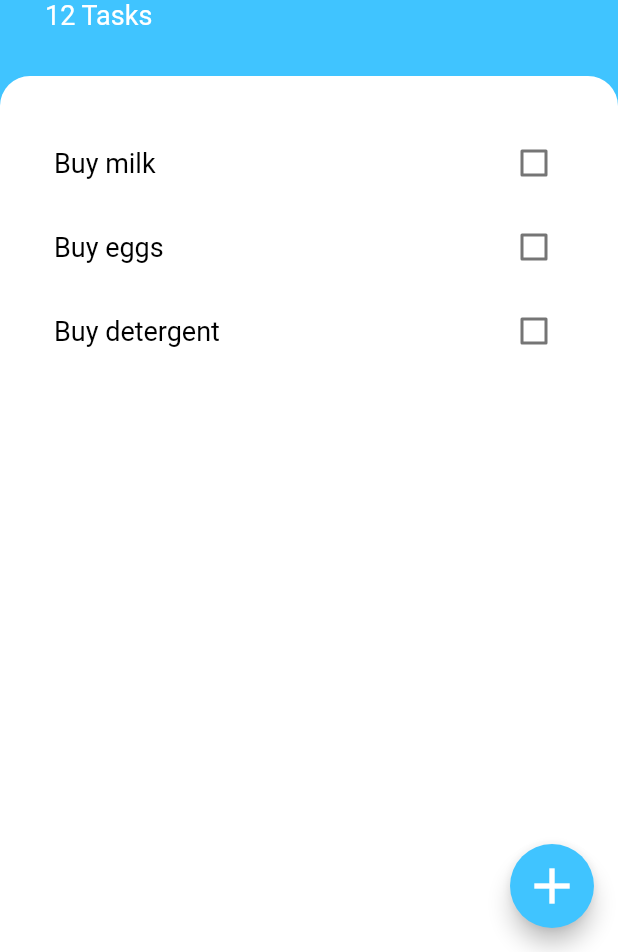
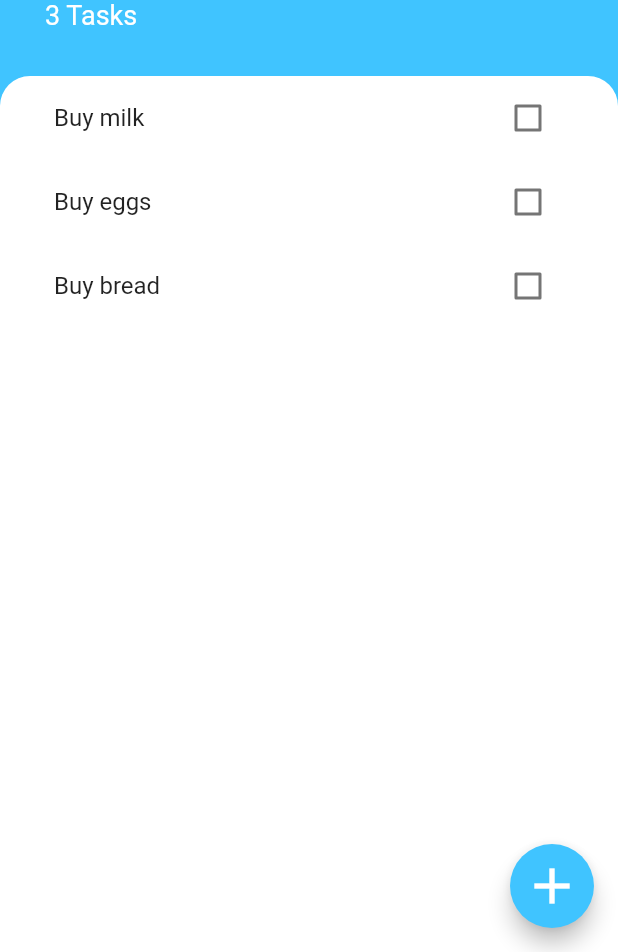
Before and after one commit to energetictree/todoey-flutter, a Flutter app: the screen it shows after launch, on a phone screen of 412 x 824 dp, the part 284-1236 px from its top. Run offline on Flutter 3.47's test engine with Material 2 defaults, Android fonts, the phone set to English and light mode, and no system bars.

Commit message:
List View and Checkbox without Provider

```diff
--- /dev/null
+++ b/lib/models/task.dart
@@ -0,0 +1,10 @@
+class Task {
+  final String name;
+  bool isDone;
+
+  Task({this.name, this.isDone = false});
+
+  void toggleisDone() {
+    isDone = !isDone;
+  }
+}
--- a/lib/screens/add_task_screen.dart
+++ b/lib/screens/add_task_screen.dart
@@ -1,8 +1,14 @@
 import 'package:flutter/material.dart';
 
 class AddTaskScreen extends StatelessWidget {
+  final Function addTaskCallback;
+
+  AddTaskScreen(this.addTaskCallback);
+
   @override
   Widget build(BuildContext context) {
+    String newTaskTitle;
+
     return Container(
       color: Color(0xFF757575),
       child: Container(
@@ -29,12 +35,18 @@ class AddTaskScreen extends StatelessWidget {
             TextField(
               autofocus: true,
               textAlign: TextAlign.center,
+              onChanged: (newText) {
+                newTaskTitle = newText;
+              },
             ),
             SizedBox(
               height: 30.0,
             ),
             FlatButton(
-              onPressed: () {},
+              onPressed: () {
+                addTaskCallback(newTaskTitle);
+                Navigator.of(context).pop();
+              },
               child: Text(
                 'Add',
                 style: TextStyle(
--- a/lib/screens/task_screen.dart
+++ b/lib/screens/task_screen.dart
@@ -1,8 +1,20 @@
 import 'package:flutter/material.dart';
 import 'package:todoey_flutter/screens/add_task_screen.dart';
+import 'package:todoey_flutter/widgets/tasks_list.dart';
+import 'package:todoey_flutter/models/task.dart';
 
-class TasksScreen extends StatelessWidget {
-  final List<String> tasks = ['Buy milk', 'Buy eggs', 'Buy detergent'];
+class TasksScreen extends StatefulWidget {
+  @override
+  _TasksScreenState createState() => _TasksScreenState();
+}
+
+class _TasksScreenState extends State<TasksScreen> {
+  List<Task> tasks = [
+    Task(name: 'Buy milk'),
+    Task(name: 'Buy eggs'),
+    Task(name: 'Buy bread'),
+  ];
+
   @override
   Widget build(BuildContext context) {
     return Scaffold(
@@ -21,7 +33,11 @@ class TasksScreen extends StatelessWidget {
                 child: Container(
                   padding: EdgeInsets.only(
                       bottom: MediaQuery.of(context).viewInsets.bottom),
-                  child: AddTaskScreen(),
+                  child: AddTaskScreen((newTaskTitle) {
+                    setState(() {
+                      tasks.add(Task(name: newTaskTitle));
+                    });
+                  }),
                 ),
               ),
             );
@@ -55,7 +71,7 @@ class TasksScreen extends StatelessWidget {
                       fontWeight: FontWeight.w700),
                 ),
                 Text(
-                  '12 Tasks',
+                  '${tasks.length} Tasks',
                   style: TextStyle(
                     color: Colors.white,
                     fontSize: 18.0,
@@ -66,7 +82,7 @@ class TasksScreen extends StatelessWidget {
           ),
           Expanded(
             child: Container(
-              //padding: EdgeInsets.symmetric(horizontal: 20.0),
+              padding: EdgeInsets.symmetric(horizontal: 20.0),
               decoration: BoxDecoration(
                 color: Colors.white,
                 borderRadius: BorderRadius.only(
@@ -74,7 +90,9 @@ class TasksScreen extends StatelessWidget {
                   topRight: Radius.circular(20.0),
                 ),
               ),
-              child: TasksList(tasks: tasks),
+              child: TasksList(tasks),
+              //New
+              // child: TasksList(tasks: tasks),
             ),
           ),
         ],
@@ -83,62 +101,62 @@ class TasksScreen extends StatelessWidget {
   }
 }
 
-class TasksList extends StatefulWidget {
-  const TasksList({
-    @required this.tasks,
-  });
+// class TasksList extends StatefulWidget {
+//   const TasksList({
+//     @required this.tasks,
+//   });
 
-  final List<String> tasks;
+//   final List<String> tasks;
 
-  @override
-  _TasksListState createState() => _TasksListState();
-}
+//   @override
+//   _TasksListState createState() => _TasksListState();
+// }
 
-class _TasksListState extends State<TasksList> {
-  @override
-  Widget build(BuildContext context) {
-    return ListView.builder(
-      padding: EdgeInsets.symmetric(vertical: 30.0, horizontal: 20.0),
-      itemCount: widget.tasks.length,
-      itemBuilder: (context, index) {
-        return CheckBox(
-          widget: widget,
-          index: index,
-        );
-      },
-    );
-  }
-}
+// class _TasksListState extends State<TasksList> {
+//   @override
+//   Widget build(BuildContext context) {
+//     return ListView.builder(
+//       padding: EdgeInsets.symmetric(vertical: 30.0, horizontal: 20.0),
+//       itemCount: widget.tasks.length,
+//       itemBuilder: (context, index) {
+//         return CheckBox(
+//           widget: widget,
+//           index: index,
+//         );
+//       },
+//     );
+//   }
+// }
 
-class CheckBox extends StatefulWidget {
-  const CheckBox({
-    @required this.index,
-    @required this.widget,
-  });
+// class CheckBox extends StatefulWidget {
+//   const CheckBox({
+//     @required this.index,
+//     @required this.widget,
+//   });
 
-  final TasksList widget;
-  final int index;
+//   final TasksList widget;
+//   final int index;
 
-  @override
-  _CheckBoxState createState() => _CheckBoxState();
-}
+//   @override
+//   _CheckBoxState createState() => _CheckBoxState();
+// }
 
-class _CheckBoxState extends State<CheckBox> {
-  bool isChecked = false;
-  @override
-  Widget build(BuildContext context) {
-    return CheckboxListTile(
-      title: Text(
-        widget.widget.tasks[widget.index],
-        style: TextStyle(fontSize: 18.0, color: Colors.black),
-      ),
-      value: isChecked,
-      activeColor: Colors.lightBlueAccent,
-      onChanged: (value) {
-        setState(() {
-          isChecked = value;
-        });
-      },
-    );
-  }
-}
+// class _CheckBoxState extends State<CheckBox> {
+//   bool isChecked = false;
+//   @override
+//   Widget build(BuildContext context) {
+//     return CheckboxListTile(
+//       title: Text(
+//         widget.widget.tasks[widget.index],
+//         style: TextStyle(fontSize: 18.0, color: Colors.black),
+//       ),
+//       value: isChecked,
+//       activeColor: Colors.lightBlueAccent,
+//       onChanged: (value) {
+//         setState(() {
+//           isChecked = value;
+//         });
+//       },
+//     );
+//   }
+// }
--- /dev/null
+++ b/lib/widgets/task_tile.dart
@@ -0,0 +1,25 @@
+import 'package:flutter/material.dart';
+
+class TaskTile extends StatelessWidget {
+  final bool isChecked;
+  final String taskTitle;
+  final Function checkboxCallback;
+
+  TaskTile({this.taskTitle, this.isChecked, this.checkboxCallback});
+
+  @override
+  Widget build(BuildContext context) {
+    return ListTile(
+      title: Text(
+        taskTitle,
+        style: TextStyle(
+            decoration: isChecked ? TextDecoration.lineThrough : null),
+      ),
+      trailing: Checkbox(
+        activeColor: Colors.lightBlueAccent,
+        value: isChecked,
+        onChanged: checkboxCallback, //toggleCheckboxState,
+      ),
+    );
+  }
+}
--- /dev/null
+++ b/lib/widgets/tasks_list.dart
@@ -0,0 +1,32 @@
+import 'package:flutter/material.dart';
+import 'package:todoey_flutter/widgets/task_tile.dart';
+import 'package:todoey_flutter/models/task.dart';
+
+class TasksList extends StatefulWidget {
+  final List<Task> tasks;
+
+  TasksList(this.tasks);
+
+  @override
+  _TasksListState createState() => _TasksListState();
+}
+
+class _TasksListState extends State<TasksList> {
+  @override
+  Widget build(BuildContext context) {
+    return ListView.builder(
+      itemBuilder: (context, index) {
+        return TaskTile(
+          taskTitle: widget.tasks[index].name,
+          isChecked: widget.tasks[index].isDone,
+          checkboxCallback: (checkboxState) {
+            setState(() {
+              widget.tasks[index].toggleisDone();
+            });
+          },
+        );
+      },
+      itemCount: widget.tasks.length,
+    );
+  }
+}
```
